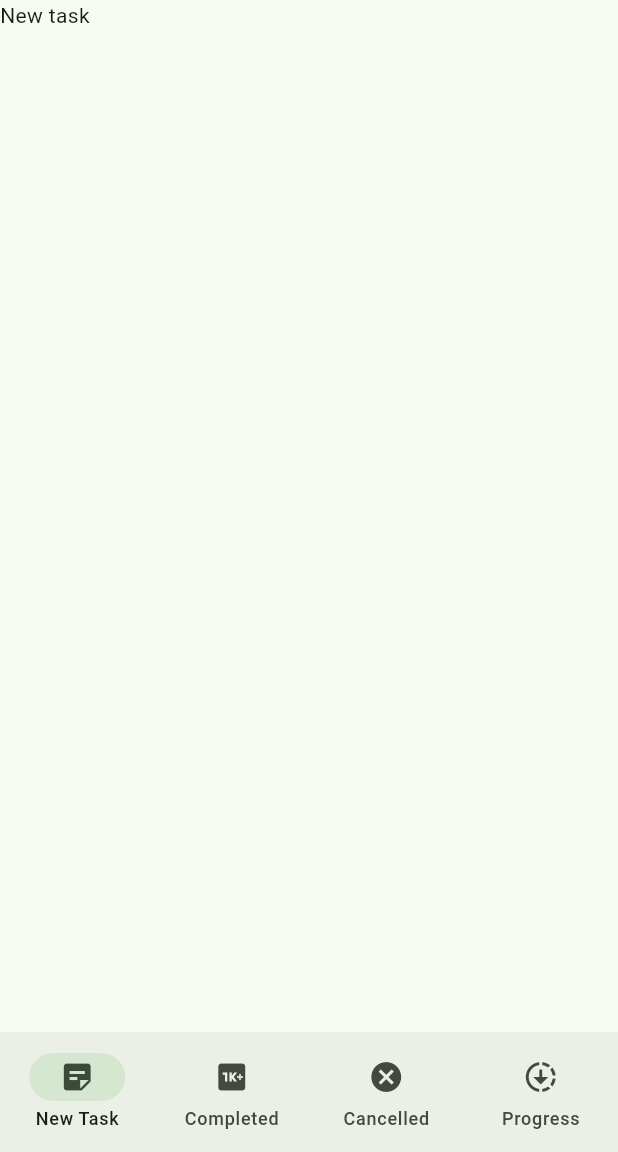
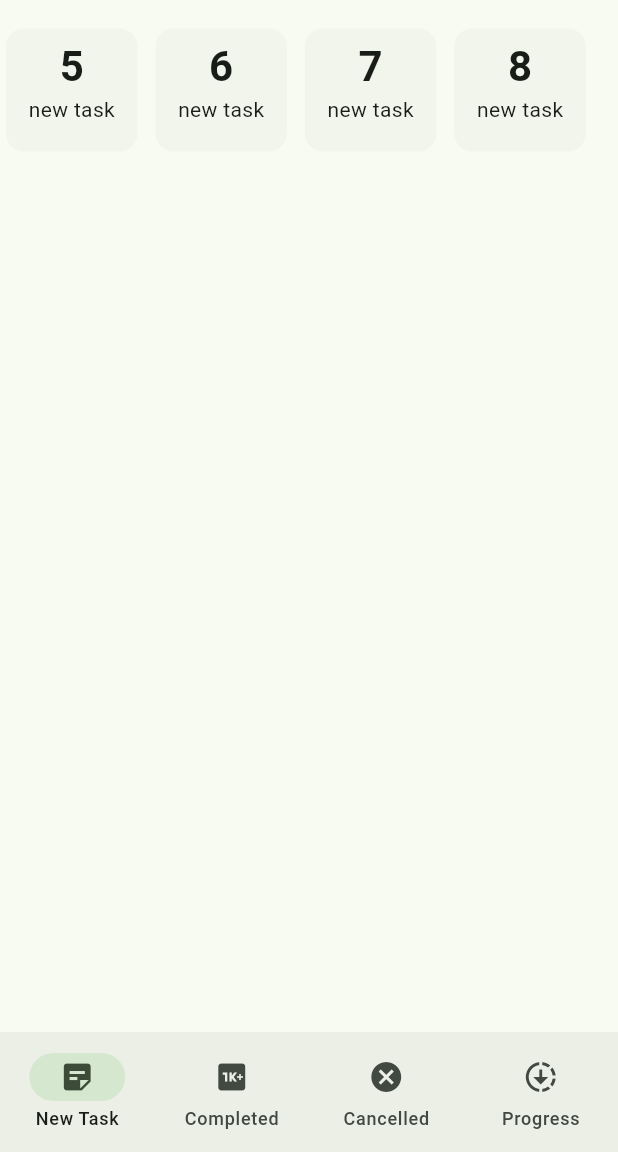
Before and after one commit to Tajvir007/flutter_classes, a Flutter app: the screen it shows after launch, after a tap on "Login", on a phone screen of 412 x 824 dp, the part 84-1236 px from its top. Run offline on Flutter 3.47's test engine with Material 3 defaults, Android fonts, the phone set to English and light mode, and no system bars; our stand-ins replace flutter_screenutil, pin_code_fields.

Commit message:
Task count status implement in new task screen. And made a task count status widget

```diff
--- a/task_manager/lib/ui/screens/forgot_password_email.dart
+++ b/task_manager/lib/ui/screens/forgot_password_email.dart
@@ -17,7 +17,7 @@ class _ForgotPasswordEmailState extends State<ForgotPasswordEmail> {
   @override
   Widget build(BuildContext context) {
 
-    void _onTapSignIn(){
+    void onTapSignIn(){
       Navigator.push(context, MaterialPageRoute(builder: (context) => LoginPage()));
     }
 
@@ -76,7 +76,7 @@ class _ForgotPasswordEmailState extends State<ForgotPasswordEmail> {
                           ),
 
                           recognizer: TapGestureRecognizer()
-                            ..onTap = _onTapSignIn
+                            ..onTap = onTapSignIn
 
                         ),
                       ]
--- a/task_manager/lib/ui/screens/login_page.dart
+++ b/task_manager/lib/ui/screens/login_page.dart
@@ -5,7 +5,6 @@ import 'package:task_manager/ui/screens/background_screen.dart';
 import 'package:task_manager/ui/screens/forgot_password_email.dart';
 import 'package:task_manager/ui/screens/main_nav_bar_holder_screen.dart';
 import 'package:task_manager/ui/screens/sign_up.dart';
-import 'package:task_manager/ui/utils/asset_paths.dart';
 
 class LoginPage extends StatefulWidget {
   const LoginPage({super.key});
@@ -19,7 +18,7 @@ class _LoginPageState extends State<LoginPage> {
   Widget build(BuildContext context) {
 
     //1. Method for sign up
-    void _onTapSignUp(){
+    void onTapSignUp(){
       Navigator.push(context, MaterialPageRoute(builder: (context) => SignUp()));
     }
 
@@ -86,7 +85,7 @@ class _LoginPageState extends State<LoginPage> {
 
                         // 2. recognizer for sign up and call method _onTapSignUp()
                         recognizer: TapGestureRecognizer()
-                          ..onTap = _onTapSignUp,
+                          ..onTap = onTapSignUp,
 
                       ),
 
--- a/task_manager/lib/ui/screens/new_task_screen.dart
+++ b/task_manager/lib/ui/screens/new_task_screen.dart
@@ -1,5 +1,6 @@
 import 'package:flutter/material.dart';
 
+import '../widgets/task_count_by_status.dart';
 import '../widgets/task_manager_app_bar.dart';
 
 class NewTaskScreen extends StatefulWidget {
@@ -14,11 +15,29 @@ class _NewTaskScreenState extends State<NewTaskScreen> {
   Widget build(BuildContext context) {
     return Scaffold(
 
-      appBar: TaskBarAppBar(),
+      appBar: TaskManagerAppBar(),
 
       body: Column(
         children: [
-          Text('New task')
+          SizedBox(height: 15,),
+
+          // ******************* Task count status ************************
+          SizedBox( // In list view size is mandatory. Otherwise it will show error
+            height: 90,
+            child: ListView.separated( // separator will show between each item. It hols Sizebox. It'll separate every item in list view in same distance
+
+              scrollDirection: Axis.horizontal, // scroll direction is use to define the scroll direction
+
+                itemCount: 4,
+                itemBuilder: (context, index){
+                  return TaskCountByStatus(title: 'new task', count: index+5,);
+                },
+            separatorBuilder: (context, index){
+                return SizedBox(width: 4,);
+            },
+            ),
+          )
+
         ],
       ),
     );
--- a/task_manager/lib/ui/screens/progress_task_screen.dart
+++ b/task_manager/lib/ui/screens/progress_task_screen.dart
@@ -1,4 +1,5 @@
 import 'package:flutter/material.dart';
+import 'package:task_manager/ui/widgets/task_manager_app_bar.dart';
 
 class ProgressTaskScreen extends StatefulWidget {
   const ProgressTaskScreen({super.key});
@@ -11,6 +12,9 @@ class _ProgressTaskScreenState extends State<ProgressTaskScreen> {
   @override
   Widget build(BuildContext context) {
     return Scaffold(
+
+      appBar: TaskManagerAppBar(),
+
       body: Column(
         children: [
           Text('Progress task')
--- a/task_manager/lib/ui/screens/splash_screen.dart
+++ b/task_manager/lib/ui/screens/splash_screen.dart
@@ -12,10 +12,8 @@ class SplashScreen extends StatefulWidget {
 
 class _SplashScreenState extends State<SplashScreen> {
   @override
-  /**
-   * 1. Create a method _moveToNextScreen() to Navigate next screen after 3 second
-   * 2. Then call that method in initState() method
-   */
+  /// 1. Create a method _moveToNextScreen() to Navigate next screen after 3 second
+  /// 2. Then call that method in initState() method
 
   @override
   void initState() {
@@ -30,6 +28,7 @@ class _SplashScreenState extends State<SplashScreen> {
   }
 
 
+  @override
   Widget build(BuildContext context) {
     return Scaffold(
       body: BackgroundScreen(
--- a/task_manager/lib/ui/utils/asset_paths.dart
+++ b/task_manager/lib/ui/utils/asset_paths.dart
@@ -1,6 +1,6 @@
 class AssetPaths{
 
-  static String _imagePath = 'assets/images';
+  static final String _imagePath = 'assets/images';
   static String backGroundImage1 = '$_imagePath/background.jpg';
   static String logoImage = '$_imagePath/logo.png';
   static String pageLogo = '$_imagePath/page_logo.png';
--- /dev/null
+++ b/task_manager/lib/ui/widgets/task_count_by_status.dart
@@ -0,0 +1,35 @@
+import 'package:flutter/material.dart';
+
+class TaskCountByStatus extends StatelessWidget {
+  const TaskCountByStatus({
+    super.key, required this.title, required this.count,
+  });
+
+
+  // To dynamic task title and status
+  final String title;
+  final int count;
+
+
+  @override
+  Widget build(BuildContext context) {
+    return Card(
+      elevation: 0,
+
+      child: Padding(
+        padding: const EdgeInsets.symmetric(horizontal: 15, vertical: 8),
+        child: Column(
+          children: [
+            Text(count.toString(), // Dynamic task number
+              style: TextTheme.of(context).titleLarge,
+            ),
+
+            Text(title), // Dynamic task title
+
+          ],
+        ),
+      ),
+
+    );
+  }
+}
--- a/task_manager/lib/ui/widgets/task_manager_app_bar.dart
+++ b/task_manager/lib/ui/widgets/task_manager_app_bar.dart
@@ -1,7 +1,7 @@
 import 'package:flutter/material.dart';
 
-class TaskBarAppBar extends StatelessWidget implements PreferredSizeWidget {
-  const TaskBarAppBar({
+class TaskManagerAppBar extends StatelessWidget implements PreferredSizeWidget {
+  const TaskManagerAppBar({
     super.key,
   });
 
@@ -49,5 +49,5 @@ class TaskBarAppBar extends StatelessWidget implements PreferredSizeWidget {
 
   @override
   // TODO: implement preferredSize
-  Size get preferredSize => Size.fromHeight(kToolbarHeight);
+  Size get preferredSize => Size.fromHeight(kToolbarHeight); // kToolbarHeight = AppBar-এর default height (56.0)
 }
```
Also changed, not shown: task_manager/lib/ui/screens/background_screen.dart (+3 -5 lines), 1 other file.
